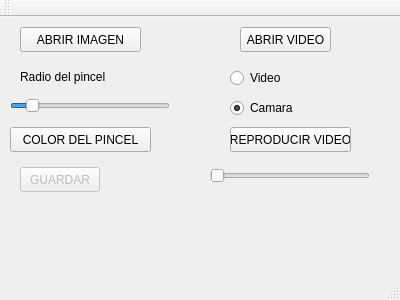
Qt form mainwindow.ui (mgonzalezg9/OpenCV-demo) before a commit.
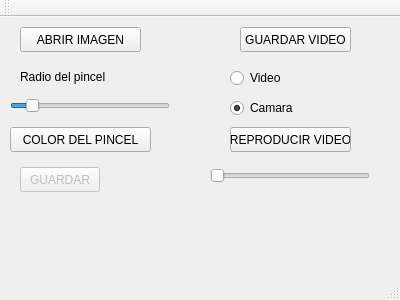
The same form after that commit. Icons and pictures are not drawn.

Commit message: Añadido icono y titulo a la ventana

The edit to the form file:
```diff
--- a/mainwindow.ui
+++ b/mainwindow.ui
@@ -90,12 +90,12 @@
      <rect>
       <x>240</x>
       <y>10</y>
-      <width>91</width>
+      <width>111</width>
       <height>25</height>
      </rect>
     </property>
     <property name="text">
-     <string>ABRIR VIDEO</string>
+     <string>GUARDAR VIDEO</string>
     </property>
    </widget>
    <widget class="QRadioButton" name="radioButton">
```
Left out of the diff: 10 changed lines with no effect on the pictures. The commit also changes 4 other files.
